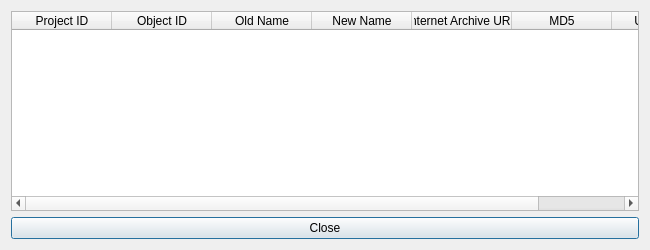
Before: the Qt Designer form rename_files/gui_datafiles/report.ui in carevealed/image_rename_and_convert, drawn with Qt 5.
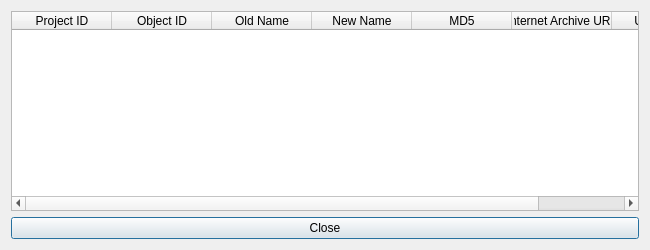
After: the same form once the commit is applied.

Patch:
```diff
--- a/rename_files/gui_datafiles/report.ui
+++ b/rename_files/gui_datafiles/report.ui
@@ -50,12 +50,12 @@
      </column>
      <column>
       <property name="text">
-       <string>Internet Archive URL</string>
+       <string>MD5</string>
       </property>
      </column>
      <column>
       <property name="text">
-       <string>MD5</string>
+       <string>Internet Archive URL</string>
       </property>
      </column>
      <column>
```
